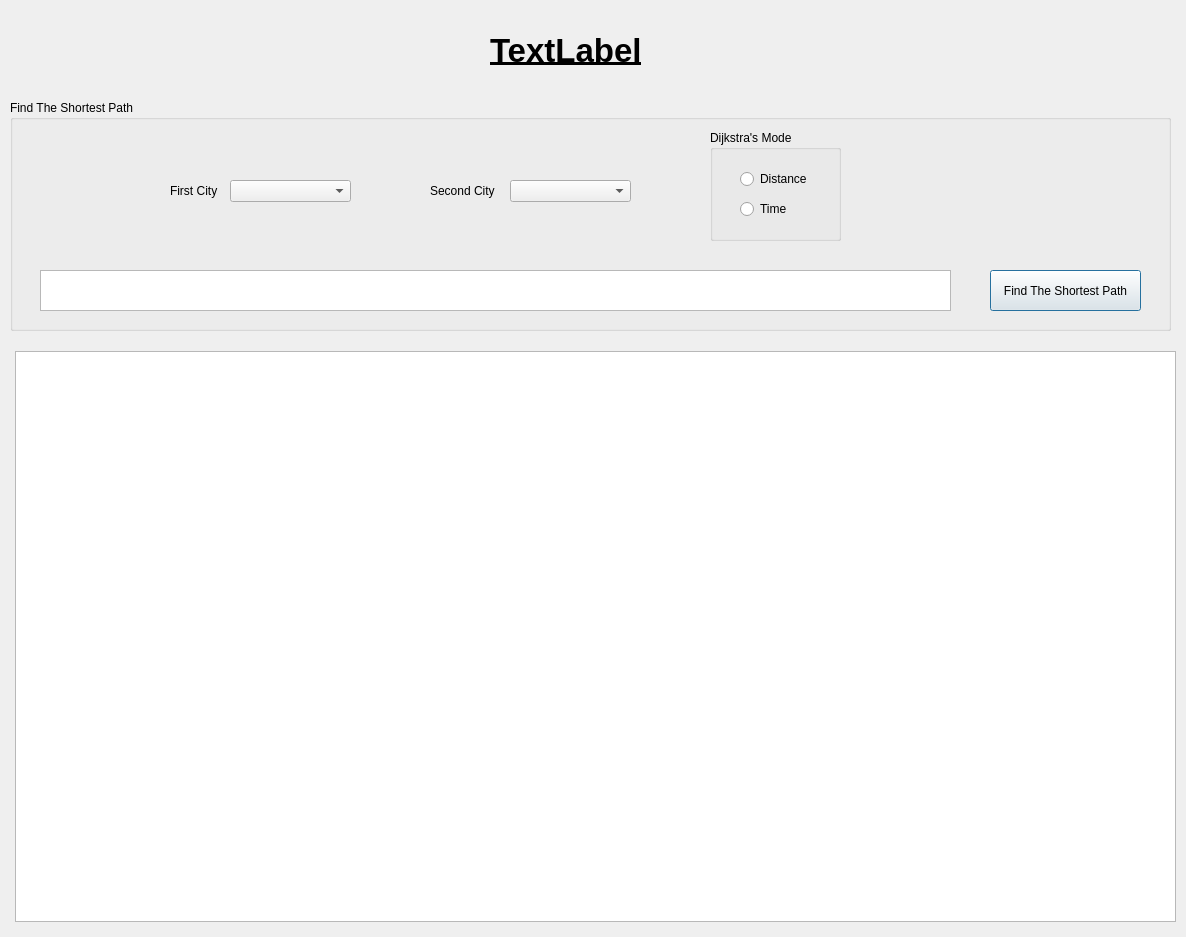
ziaddevv/Guide_Me_Path_Finder, file ui/exploremap.ui: the form before one commit.
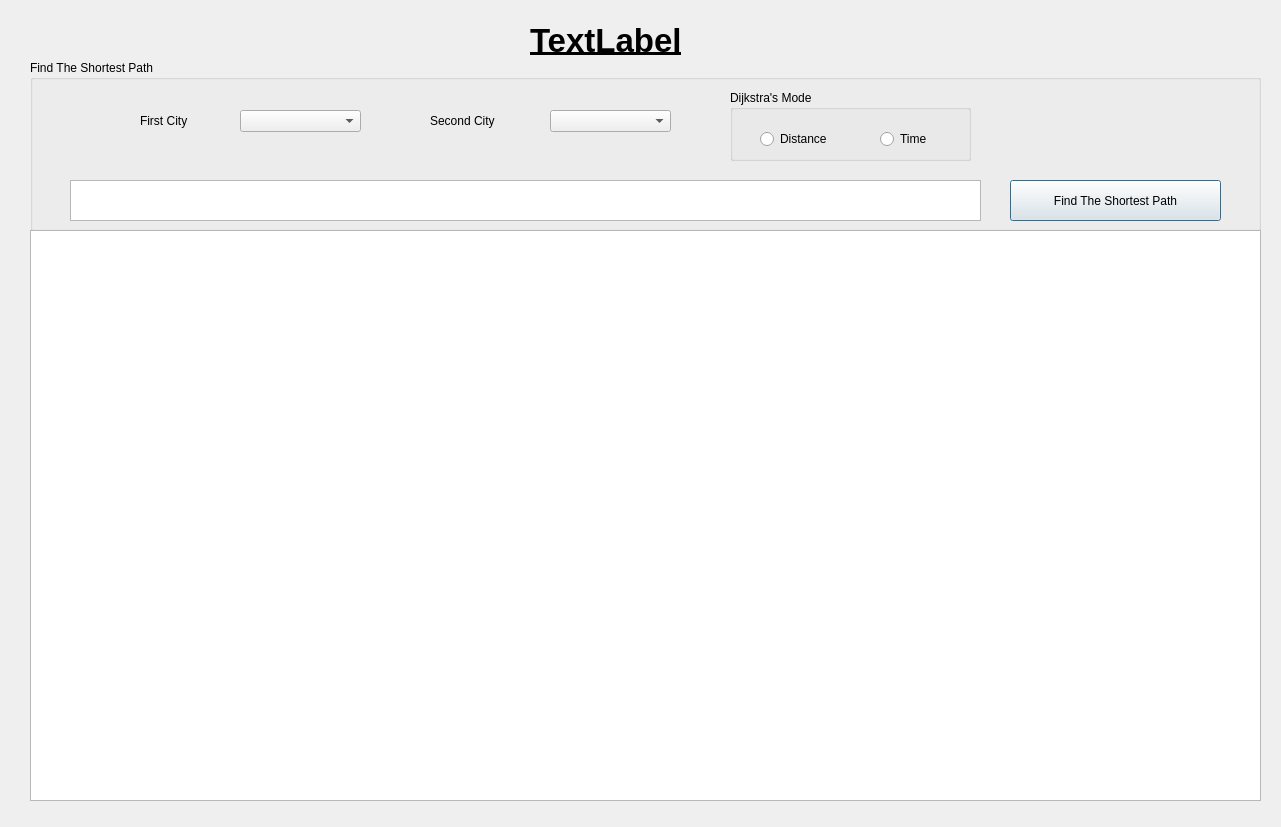
The form after the commit.

Diff of the .ui file:
```diff
--- a/ui/exploremap.ui
+++ b/ui/exploremap.ui
@@ -6,8 +6,8 @@
    <rect>
     <x>0</x>
     <y>0</y>
-    <width>1186</width>
-    <height>937</height>
+    <width>1281</width>
+    <height>827</height>
    </rect>
   </property>
   <property name="windowTitle">
@@ -16,8 +16,8 @@
   <widget class="QLabel" name="label">
    <property name="geometry">
     <rect>
-     <x>490</x>
-     <y>20</y>
+     <x>530</x>
+     <y>10</y>
      <width>291</width>
      <height>61</height>
     </rect>
@@ -36,10 +36,10 @@
   <widget class="QGroupBox" name="groupBox">
    <property name="geometry">
     <rect>
-     <x>10</x>
-     <y>100</y>
-     <width>1161</width>
-     <height>231</height>
+     <x>30</x>
+     <y>60</y>
+     <width>1231</width>
+     <height>171</height>
     </rect>
    </property>
    <property name="title">
@@ -48,8 +48,8 @@
    <widget class="QComboBox" name="city1">
     <property name="geometry">
      <rect>
-      <x>220</x>
-      <y>80</y>
+      <x>210</x>
+      <y>50</y>
       <width>121</width>
       <height>22</height>
      </rect>
@@ -58,8 +58,8 @@
    <widget class="QComboBox" name="city2">
     <property name="geometry">
      <rect>
-      <x>500</x>
-      <y>80</y>
+      <x>520</x>
+      <y>50</y>
       <width>121</width>
       <height>22</height>
      </rect>
@@ -68,9 +68,9 @@
    <widget class="QLabel" name="label_2">
     <property name="geometry">
      <rect>
-      <x>160</x>
-      <y>80</y>
-      <width>51</width>
+      <x>110</x>
+      <y>50</y>
+      <width>81</width>
       <height>21</height>
      </rect>
     </property>
@@ -81,9 +81,9 @@
    <widget class="QLabel" name="label_3">
     <property name="geometry">
      <rect>
-      <x>420</x>
-      <y>80</y>
-      <width>71</width>
+      <x>400</x>
+      <y>50</y>
+      <width>101</width>
       <height>21</height>
      </rect>
     </property>
@@ -95,8 +95,8 @@
     <property name="geometry">
      <rect>
       <x>980</x>
-      <y>170</y>
-      <width>151</width>
+      <y>120</y>
+      <width>211</width>
       <height>41</height>
      </rect>
     </property>
@@ -107,8 +107,8 @@
    <widget class="QTextBrowser" name="path">
     <property name="geometry">
      <rect>
-      <x>30</x>
-      <y>170</y>
+      <x>40</x>
+      <y>120</y>
       <width>911</width>
       <height>41</height>
      </rect>
@@ -119,8 +119,8 @@
      <rect>
       <x>700</x>
       <y>30</y>
-      <width>131</width>
-      <height>111</height>
+      <width>241</width>
+      <height>71</height>
      </rect>
     </property>
     <property name="title">
@@ -131,7 +131,7 @@
       <rect>
        <x>30</x>
        <y>40</y>
-       <width>69</width>
+       <width>101</width>
        <height>18</height>
       </rect>
      </property>
@@ -142,8 +142,8 @@
     <widget class="QRadioButton" name="time_rad">
      <property name="geometry">
       <rect>
-       <x>30</x>
-       <y>70</y>
+       <x>150</x>
+       <y>40</y>
        <width>69</width>
        <height>18</height>
       </rect>
@@ -157,9 +157,9 @@
   <widget class="QGraphicsView" name="visualizePath">
    <property name="geometry">
     <rect>
-     <x>15</x>
-     <y>351</y>
-     <width>1161</width>
+     <x>30</x>
+     <y>230</y>
+     <width>1231</width>
      <height>571</height>
     </rect>
    </property>
```
